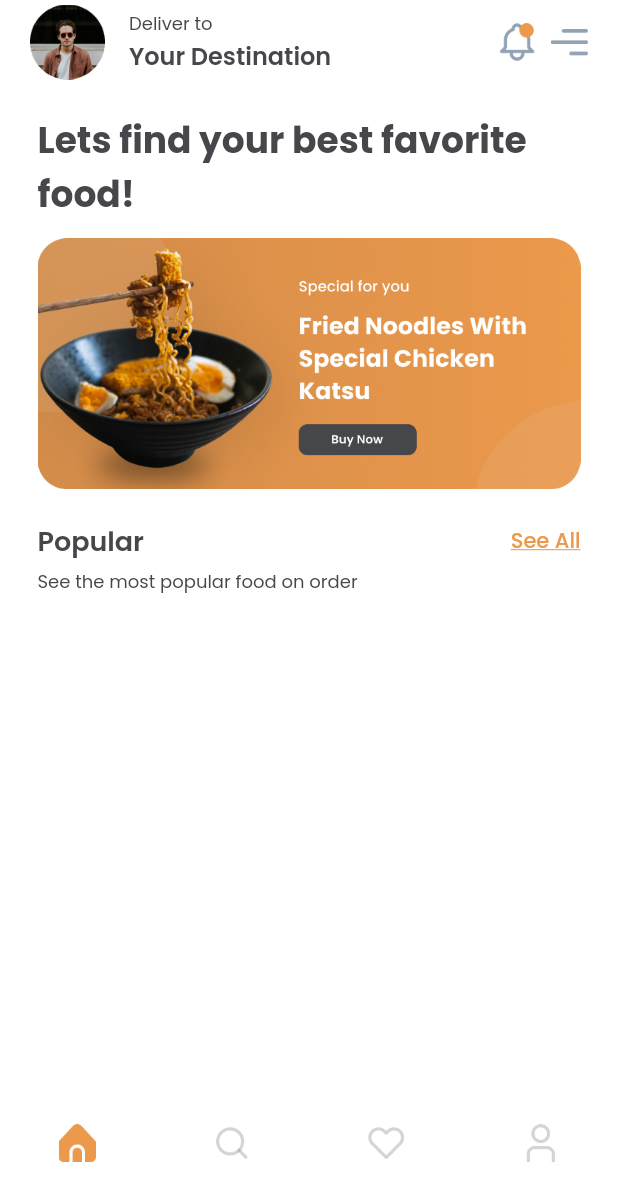
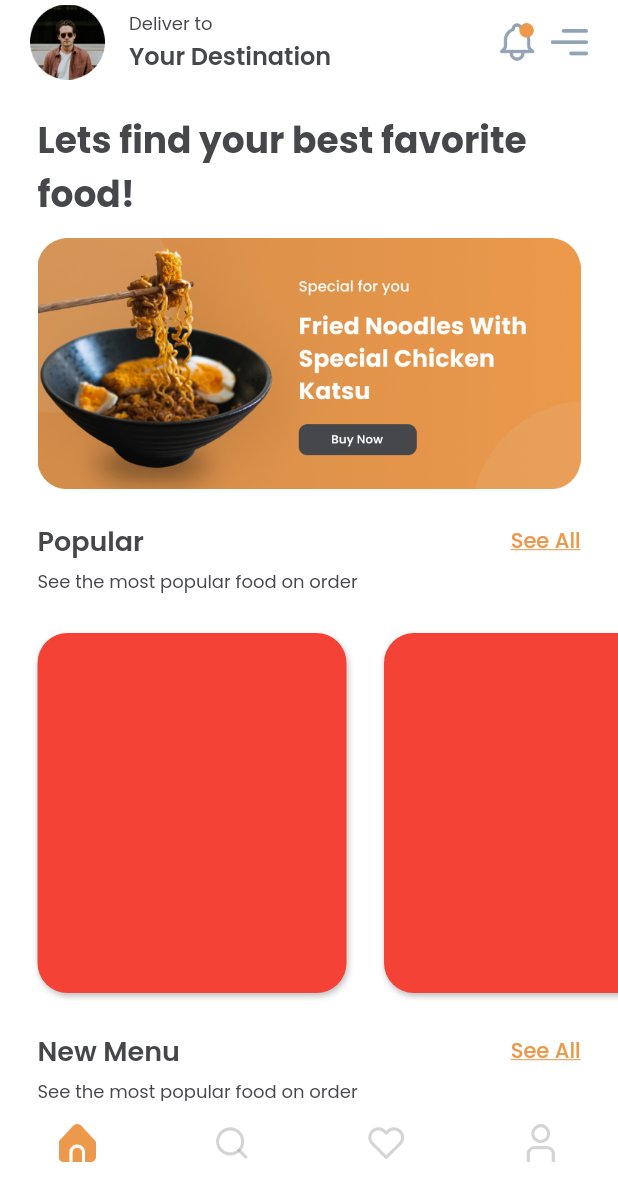
Before and after one commit to jesther-ai/food-delivery-app, a Flutter app: the NavScreen screen opened by its route, on a phone screen of 412 x 824 dp. Shown: the top 1201 px of the screen. Run offline on Flutter 3.47's test engine with Material 2 defaults, Android fonts, the phone set to English and light mode, and no system bars; our stand-ins replace carousel_slider, flutter_staggered_animations, google_fonts.

Commit message:
models and dummy data

```diff
--- a/lib/devices/all_active_providers.dart
+++ b/lib/devices/all_active_providers.dart
@@ -1,3 +1,4 @@
+import 'package:food_app_delivery/providers/home_provider.dart';
 import 'package:food_app_delivery/providers/navigation_bar_provider.dart';
 import 'package:food_app_delivery/providers/welcome_provider.dart';
 import 'package:provider/provider.dart';
@@ -11,5 +12,8 @@ class ActiveProviders {
     ChangeNotifierProvider<NavigationBarProvider>(
       create: (context) => NavigationBarProvider(),
     ),
+    ChangeNotifierProvider<HomeProvider>(
+      create: (context) => HomeProvider(),
+    ),
   ];
 }
--- a/lib/main.dart
+++ b/lib/main.dart
@@ -1,7 +1,7 @@
 import 'package:flutter/material.dart';
 import 'package:food_app_delivery/devices/all_active_providers.dart';
 import 'package:food_app_delivery/devices/all_active_routes.dart';
-import 'package:food_app_delivery/screens/welcome_screen.dart';
+import 'package:food_app_delivery/screens/home_screen.dart';
 import 'package:provider/provider.dart';
 
 void main() {
@@ -21,7 +21,7 @@ class MyApp extends StatelessWidget {
         theme: ThemeData(
           primarySwatch: Colors.blue,
         ),
-        home: const WelcomeScreen(),
+        home: const HomeScreen(),
         routes: ActiveRoutes.list,
       ),
     );
--- /dev/null
+++ b/lib/models/menu.dart
@@ -0,0 +1,12 @@
+class Menu {
+  final String name;
+  final String desc;
+  final double price;
+  final String imageUrl;
+  Menu({
+    required this.name,
+    required this.desc,
+    required this.price,
+    required this.imageUrl,
+  });
+}
--- /dev/null
+++ b/lib/providers/home_provider.dart
@@ -0,0 +1,30 @@
+import 'package:flutter/foundation.dart';
+import 'package:food_app_delivery/models/menu.dart';
+
+class HomeProvider with ChangeNotifier {
+  final List<Menu> _popular = [
+    Menu(
+      name: 'Special Pizza',
+      desc: 'With tommato souce',
+      price: 12.50,
+      imageUrl:
+          'https://images.unsplash.com/photo-1513104890138-7c749659a591?ixlib=rb-1.2.1&ixid=MnwxMjA3fDB8MHxwaG90by1wYWdlfHx8fGVufDB8fHx8&auto=format&fit=crop&w=1470&q=80',
+    ),
+    Menu(
+      name: 'Special Dimsum',
+      desc: 'With meat filling',
+      price: 8.95,
+      imageUrl:
+          'https://images.unsplash.com/photo-1563245370-63ffc97abdbd?ixlib=rb-1.2.1&ixid=MnwxMjA3fDB8MHxwaG90by1wYWdlfHx8fGVufDB8fHx8&auto=format&fit=crop&w=1470&q=80',
+    ),
+    Menu(
+      name: 'Special Chazuke',
+      desc: 'With meat filling',
+      price: 8.95,
+      imageUrl:
+          'https://images.unsplash.com/photo-1521136828306-f7b6db30f4ba?ixlib=rb-1.2.1&ixid=MnwxMjA3fDB8MHxwaG90by1wYWdlfHx8fGVufDB8fHx8&auto=format&fit=crop&w=1470&q=80',
+    ),
+  ];
+
+  List<Menu> get popular => _popular;
+}
--- a/lib/screens/home_screen.dart
+++ b/lib/screens/home_screen.dart
@@ -1,10 +1,12 @@
 import 'package:flutter/material.dart';
 import 'package:food_app_delivery/devices/utilities/hex_color.dart';
+import 'package:food_app_delivery/providers/home_provider.dart';
 import 'package:food_app_delivery/themes/animation.dart';
+import 'package:food_app_delivery/widgets/by_section.dart';
 import 'package:food_app_delivery/widgets/home_app_bar.dart';
 import 'package:food_app_delivery/widgets/promo_card.dart';
-import 'package:food_app_delivery/widgets/title_card.dart';
 import 'package:google_fonts/google_fonts.dart';
+import 'package:provider/provider.dart';
 
 class HomeScreen extends StatelessWidget {
   const HomeScreen({Key? key}) : super(key: key);
@@ -13,13 +15,16 @@ class HomeScreen extends StatelessWidget {
     return Scaffold(
       backgroundColor: Colors.white,
       appBar: const HomeAppBar(),
-      body: SingleChildScrollView(
-        padding: const EdgeInsets.only(right: 25, left: 25),
+      body: SafeArea(
+        child: SingleChildScrollView(
+          child: Consumer<HomeProvider>(
               child: Column(
                 children: [
                   const SizedBox(height: 20),
                   FoodAppAnimation(
                     position: 5,
+                    child: Padding(
+                      padding: const EdgeInsets.only(right: 25, left: 25),
                       child: Text(
                         'Lets find your best favorite food!',
                         style: GoogleFonts.poppins(
@@ -29,34 +34,32 @@ class HomeScreen extends StatelessWidget {
                         ),
                       ),
                     ),
+                  ),
                   const SizedBox(height: 10),
+                ],
+              ),
+              builder: (context, value, child) {
+                return Column(
+                  children: [
+                    child!,
                     const PromoCard(position: 6),
                     const SizedBox(height: 20),
-            const PopularSection(position: 7),
+                    const BySection(
+                      position: 7,
+                      title: 'Popular',
+                      desc: 'See the most popular food on order',
+                    ),
+                    const SizedBox(height: 20),
+                    const BySection(
+                      position: 8,
+                      title: 'New Menu',
+                      desc: 'See the most popular food on order',
+                    ),
                   ],
+                );
+              }),
         ),
       ),
     );
   }
 }
-
-class PopularSection extends StatelessWidget {
-  const PopularSection({
-    required this.position,
-    Key? key,
-  }) : super(key: key);
-  final int position;
-  @override
-  Widget build(BuildContext context) {
-    return Column(
-      mainAxisAlignment: MainAxisAlignment.start,
-      crossAxisAlignment: CrossAxisAlignment.start,
-      children: const [
-        TitleCard(
-          title: 'Popular',
-          desc: 'See the most popular food on order',
-        ),
-      ],
-    );
-  }
-}
--- a/lib/themes/animation.dart
+++ b/lib/themes/animation.dart
@@ -46,17 +46,21 @@ class FoodAppAnimation2 extends StatelessWidget {
   const FoodAppAnimation2({
     required this.position,
     required this.child,
+    this.milliseconds,
+    this.horizontalOffset,
     Key? key,
   }) : super(key: key);
   final int position;
   final Widget child;
+  final int? milliseconds;
+  final double? horizontalOffset;
   @override
   Widget build(BuildContext context) {
     return AnimationConfiguration.staggeredList(
       position: position,
-      duration: const Duration(milliseconds: 750),
+      duration: Duration(milliseconds: milliseconds ?? 750),
       child: SlideAnimation(
-        horizontalOffset: 750,
+        horizontalOffset: horizontalOffset ?? 750,
         child: child,
       ),
     );
--- /dev/null
+++ b/lib/widgets/by_section.dart
@@ -0,0 +1,50 @@
+import 'package:flutter/material.dart';
+import 'package:food_app_delivery/widgets/menu_card.dart';
+import 'package:food_app_delivery/widgets/title_card.dart';
+
+class BySection extends StatelessWidget {
+  const BySection({
+    required this.position,
+    required this.title,
+    required this.desc,
+    Key? key,
+  }) : super(key: key);
+  final int position;
+  final String title;
+  final String desc;
+  @override
+  Widget build(BuildContext context) {
+    double width = MediaQuery.of(context).size.width;
+    return Column(
+      mainAxisAlignment: MainAxisAlignment.start,
+      crossAxisAlignment: CrossAxisAlignment.start,
+      children: [
+        Padding(
+          padding: const EdgeInsets.only(right: 25, left: 25),
+          child: TitleCard(
+            position: position,
+            title: title,
+            desc: desc,
+          ),
+        ),
+        const SizedBox(height: 20),
+        SizedBox(
+          width: width,
+          height: 250,
+          child: ListView.builder(
+            padding: const EdgeInsets.all(0),
+            itemCount: 10,
+            shrinkWrap: true,
+            scrollDirection: Axis.horizontal,
+            itemBuilder: (context, index) {
+              return MenuCard(
+                position: index + 7,
+                width: width,
+              );
+            },
+          ),
+        ),
+      ],
+    );
+  }
+}
--- /dev/null
+++ b/lib/widgets/menu_card.dart
@@ -0,0 +1,34 @@
+import 'package:flutter/material.dart';
+import 'package:food_app_delivery/themes/animation.dart';
+
+class MenuCard extends StatelessWidget {
+  const MenuCard({
+    Key? key,
+    required this.position,
+    required this.width,
+  }) : super(key: key);
+  final int position;
+  final double width;
+
+  @override
+  Widget build(BuildContext context) {
+    return FoodAppAnimation(
+      position: position,
+      child: Container(
+        width: width * 0.50,
+        margin: const EdgeInsets.only(left: 25, top: 5, bottom: 5),
+        decoration: BoxDecoration(
+          color: Colors.red,
+          borderRadius: BorderRadius.circular(20),
+          boxShadow: const [
+            BoxShadow(
+              color: Colors.black26,
+              blurRadius: 3,
+              offset: Offset(1, 2),
+            ),
+          ],
+        ),
+      ),
+    );
+  }
+}
--- a/lib/widgets/promo_card.dart
+++ b/lib/widgets/promo_card.dart
@@ -12,6 +12,7 @@ class PromoCard extends StatelessWidget {
     return FoodAppAnimation2(
       position: position,
       child: Container(
+        padding: const EdgeInsets.only(right: 25, left: 25),
         width: double.infinity,
         height: 169,
         decoration: BoxDecoration(
--- a/lib/widgets/title_card.dart
+++ b/lib/widgets/title_card.dart
@@ -1,18 +1,23 @@
 import 'package:flutter/material.dart';
 import 'package:food_app_delivery/devices/utilities/hex_color.dart';
+import 'package:food_app_delivery/themes/animation.dart';
 import 'package:google_fonts/google_fonts.dart';
 
 class TitleCard extends StatelessWidget {
   const TitleCard({
     required this.title,
     required this.desc,
+    required this.position,
     Key? key,
   }) : super(key: key);
   final String title;
   final String desc;
+  final int position;
   @override
   Widget build(BuildContext context) {
-    return Column(
+    return FoodAppAnimation(
+      position: position,
+      child: Column(
         mainAxisAlignment: MainAxisAlignment.start,
         crossAxisAlignment: CrossAxisAlignment.start,
         children: [
@@ -48,6 +53,7 @@ class TitleCard extends StatelessWidget {
             ),
           ),
         ],
+      ),
     );
   }
 }
```
Lines whose indentation alone changed are shown as unchanged.
